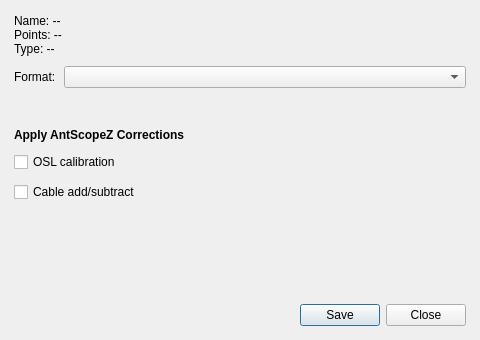
This is src/export.ui in K4HEZ/AntScopeZ as Qt 5 draws it before an edit. The edited form follows.
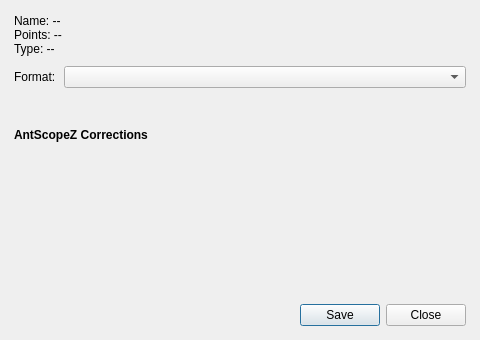
This is the edited form.

Commit message: Corrections per measurement: status bar, Corr. column, Corrections dialog; files show as saved (untested)

```diff
--- a/src/export.ui
+++ b/src/export.ui
@@ -98,21 +98,7 @@
       </font>
      </property>
      <property name="text">
-      <string>Apply AntScopeZ Corrections</string>
-     </property>
-    </widget>
-   </item>
-   <item>
-    <widget class="QCheckBox" name="oslCheckBox">
-     <property name="text">
-      <string>OSL calibration</string>
-     </property>
-    </widget>
-   </item>
-   <item>
-    <widget class="QCheckBox" name="cableCheckBox">
-     <property name="text">
-      <string>Cable add/subtract</string>
+      <string>AntScopeZ Corrections</string>
      </property>
     </widget>
    </item>
```
The commit also changes 30 other files.
